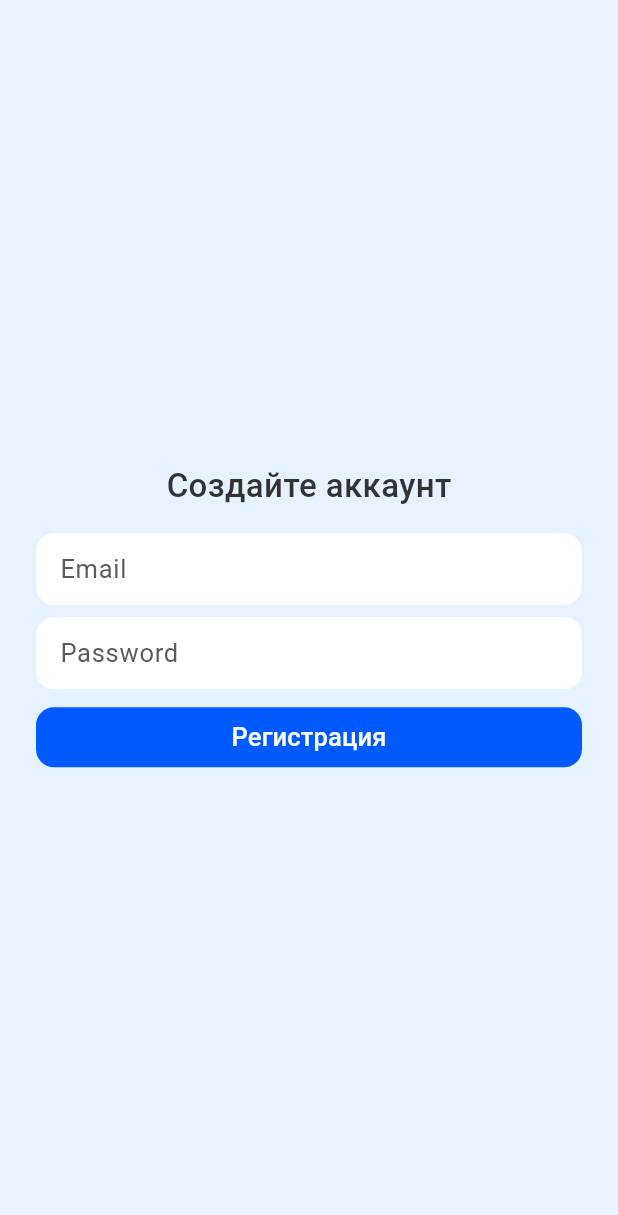
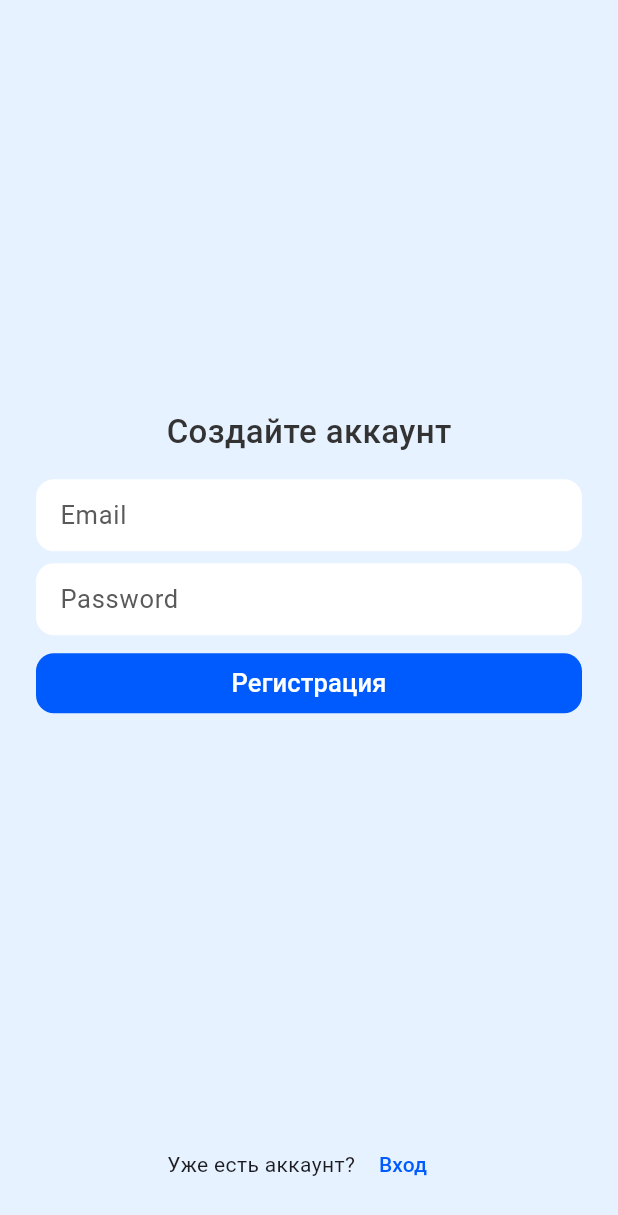
Before and after one commit to ProjectSWD12/SWD, a Flutter app: the screen it shows after launch, after a tap on "Регистрация", on a phone screen of 412 x 824 dp. Shown: the top 1215 px of the screen. Run offline on Flutter 3.47's test engine with Material 3 defaults, Android fonts, the phone set to English and light mode, and no system bars; our stand-ins replace firebase_auth, firebase_core, flutter_riverpod; accounts and stored records are empty.

Commit message:
Registration and Login

```diff
--- a/lib/screens/home_screen.dart
+++ b/lib/screens/home_screen.dart
@@ -12,6 +12,12 @@ class HomeScreen extends StatelessWidget {
           onPressed: () {FirebaseAuth.instance.signOut();},
           child: const Text('Выйти')),
       ),
+      bottomNavigationBar: BottomNavigationBar(
+        items: <BottomNavigationBarItem>[
+          BottomNavigationBarItem(label: 'Calendar', icon: Icon(Icons.calendar_today)),
+          BottomNavigationBarItem(label: 'Profile', icon: Icon(Icons.person)),
+        ],
+      ),
     );
   }
 }
--- a/lib/screens/login_screen.dart
+++ b/lib/screens/login_screen.dart
@@ -61,12 +61,9 @@ class _LoginScreenState extends State<LoginScreen> {
       body: Padding(
         padding: EdgeInsets.symmetric(horizontal: 24),
         child: Column(
+          mainAxisAlignment: MainAxisAlignment.center,
           children: [
-            Expanded(
-              child: Center(
-                child: Column(
-                  mainAxisSize: MainAxisSize.min,
-                  children: [
+            Spacer(),
             Text(
               'Войдите в аккаунт',
               style: TextStyle(
@@ -131,12 +128,9 @@ class _LoginScreenState extends State<LoginScreen> {
                 ),
               ),
             ),
-                  ],
-                ),
-              ),
-            ),
+            Spacer(),
             Padding(
-              padding: const EdgeInsets.only(bottom: 24),
+              padding: EdgeInsets.only(bottom: 24),
               child: Row(
                 mainAxisAlignment: MainAxisAlignment.center,
                 children: [
@@ -145,11 +139,16 @@ class _LoginScreenState extends State<LoginScreen> {
                     onPressed: () {
                       Navigator.pushReplacement(
                         context,
-                        MaterialPageRoute(
-                          builder: (context) => RegistrationScreen()));
+                        MaterialPageRoute(builder: (context) => RegistrationScreen())
+                      );
                     },
-                    child: Text('Регистрация', style: TextStyle(color: Color(0xff005BFF))),
+                    child: Text(
+                      'Регистрация',
+                      style: TextStyle(
+                        color: Color(0xff005BFF),
                       ),
+                    )
+                  )
                 ],
               ),
             ),
--- a/lib/screens/registration_screen.dart
+++ b/lib/screens/registration_screen.dart
@@ -1,5 +1,6 @@
 import 'package:flutter/material.dart';
 import 'package:firebase_auth/firebase_auth.dart';
+import 'package:tour_app/screens/login_screen.dart';
 
 class RegistrationScreen extends StatefulWidget {
   const RegistrationScreen({super.key});
@@ -62,6 +63,7 @@ class _RegistrationScreenState extends State<RegistrationScreen> {
         child: Column(
           mainAxisAlignment: MainAxisAlignment.center,
           children: [
+            Spacer(),
             Text(
               'Создайте аккаунт',
               style: TextStyle(
@@ -126,6 +128,30 @@ class _RegistrationScreenState extends State<RegistrationScreen> {
                 ),
               ),
             ),
+            Spacer(),
+            Padding(
+              padding: EdgeInsets.only(bottom: 24),
+              child: Row(
+                mainAxisAlignment: MainAxisAlignment.center,
+                children: [
+                  Text('Уже есть аккаунт?'),
+                  TextButton(
+                    onPressed: () {
+                      Navigator.pushReplacement(
+                        context,
+                        MaterialPageRoute(builder: (context) => LoginScreen())
+                      );
+                    },
+                    child: Text(
+                      'Вход',
+                      style: TextStyle(
+                        color: Color(0xff005BFF),
+                      ),
+                    )
+                  )
+                ],
+              ),
+            ),
           ],
         ),
       ),
```
Lines whose indentation alone changed are shown as unchanged.
